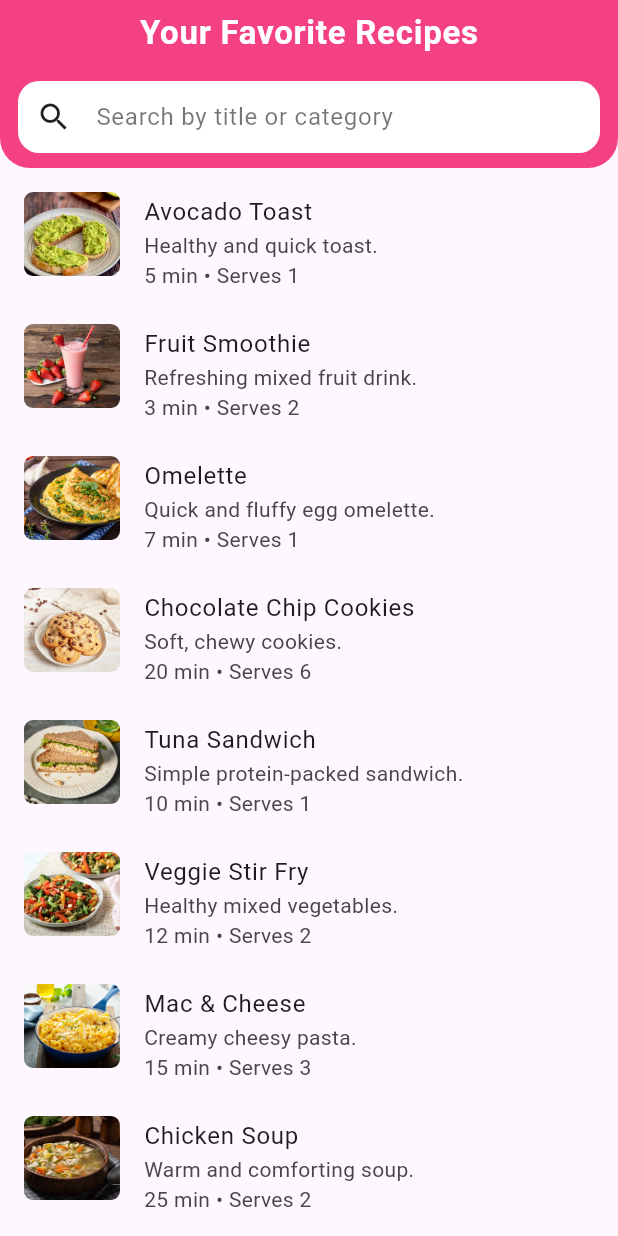
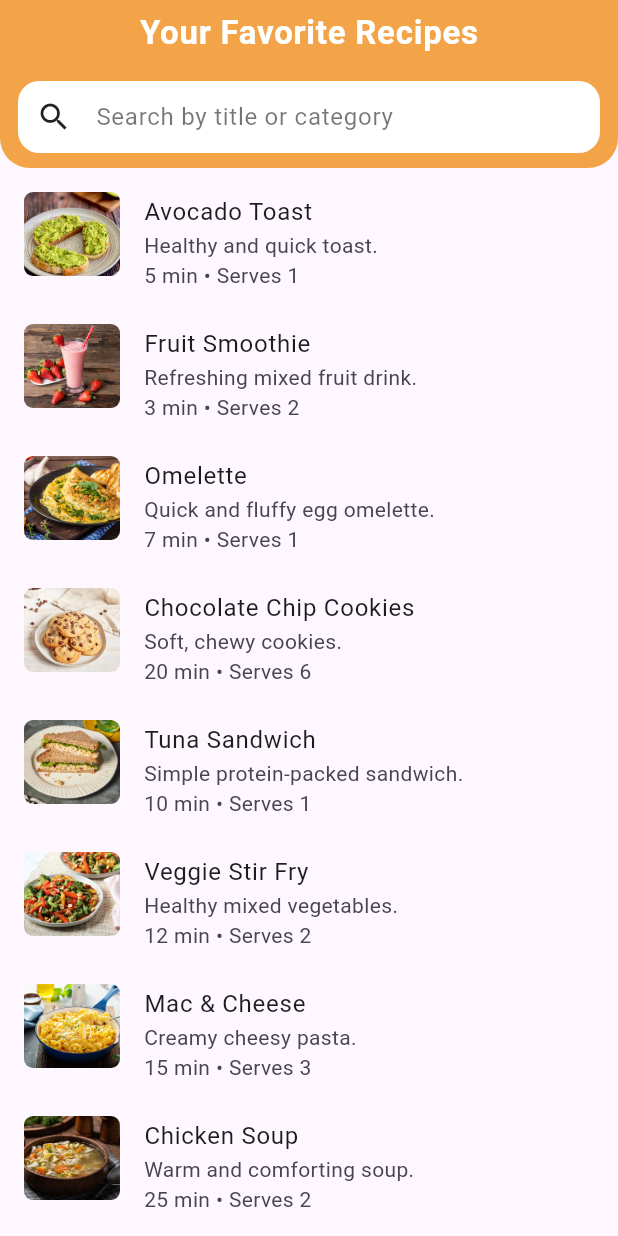
Before and after one commit to jinan14/Recipe-Viewer, a Flutter app: the screen it shows after launch, scrolled down 344 dp, on a phone screen of 412 x 824 dp. Run offline on Flutter 3.47's test engine with Material 3 defaults, Android fonts, the phone set to English and light mode, and no system bars.

Commit message:
style: Update color scheme and add comments

```diff
--- a/lib/main.dart
+++ b/lib/main.dart
@@ -13,7 +13,7 @@ class RecipeViewerApp extends StatelessWidget {
     return MaterialApp(
       title: 'Recipe Viewer',
       theme: ThemeData(
-        primarySwatch: Colors.pink,
+        primarySwatch: Colors.orange,
       ),
       home: RecipeListScreen(),
     );
--- a/lib/models/recipe.dart
+++ b/lib/models/recipe.dart
@@ -9,6 +9,7 @@ class Recipe {
   final List<String> steps;
   final String category;
 
+  //constructor for recipe class
   Recipe({
     required this.id,
     required this.title,
@@ -21,6 +22,7 @@ class Recipe {
     required this.category,
   });
 
+  //factory method to create a recipe object from a json map
   factory Recipe.fromJson(Map<String, dynamic> json) {
     return Recipe(
       id: json['id'] as int,
--- a/lib/screens/recipe_list_screen.dart
+++ b/lib/screens/recipe_list_screen.dart
@@ -42,7 +42,7 @@ class _RecipeListScreenState extends State<RecipeListScreen> {
   Widget build(BuildContext context) {
     return Scaffold(
       appBar: AppBar(
-        backgroundColor: Colors.pinkAccent,
+        backgroundColor: Colors.orangeAccent,
         elevation: 4,
         centerTitle: true,
         title: const Text(
```
